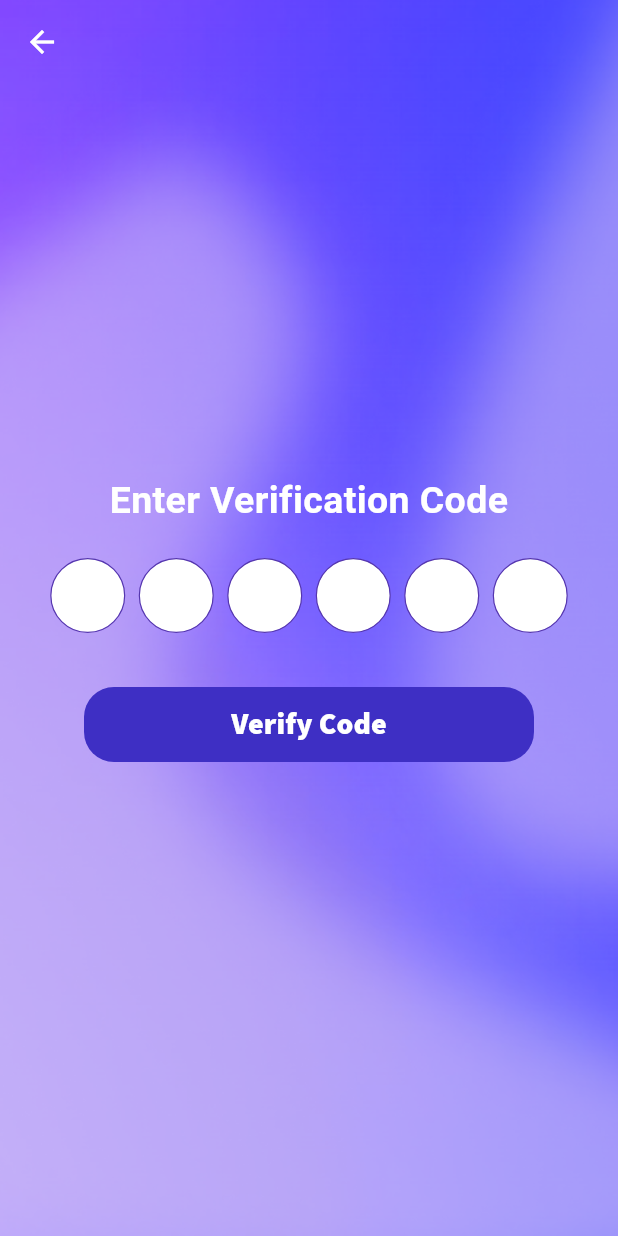
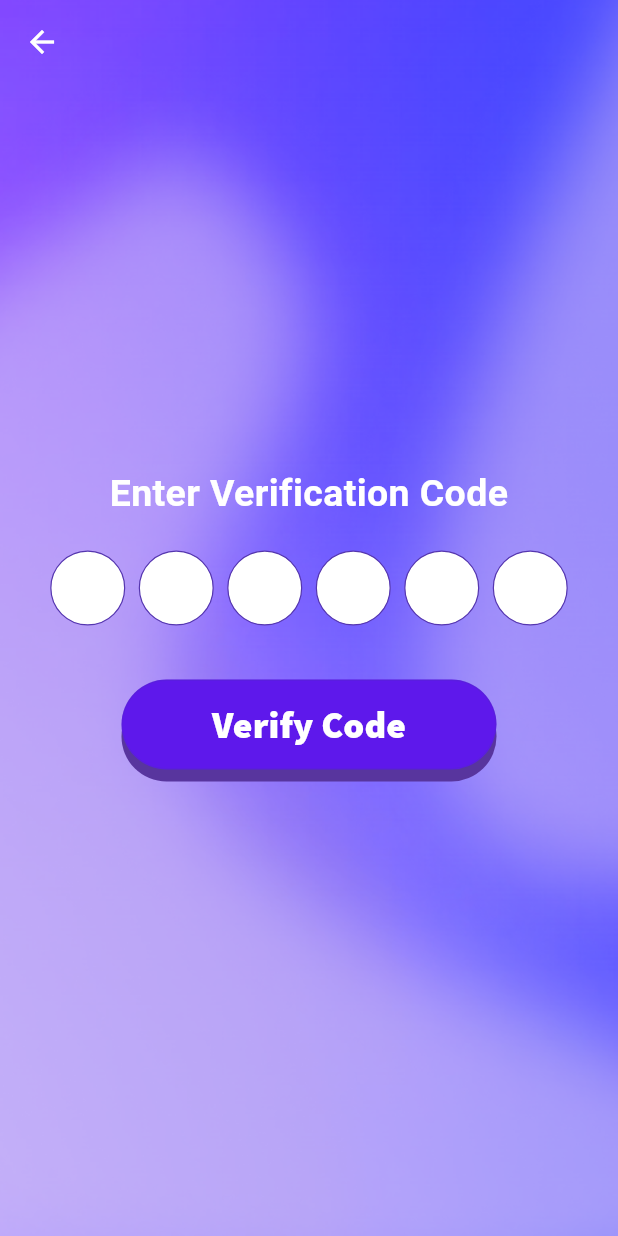
Before and after one commit to Mohamed-Amara/CoinWaFront-KMA-Q125, a Flutter app: the VerificationCodePage screen opened directly with empty values, on a phone screen of 412 x 824 dp. Run offline on Flutter 3.47's test engine with Material 3 defaults, Android fonts, the phone set to English and light mode, and no system bars; drawn by our look-alikes of pin_code_fields; our stand-ins replace animated_text_kit, audioplayers, confetti, dotted_border, flutter_secure_storage, jwt_decoder and 5 more; accounts and stored records are empty; network calls fail; Roboto replaces fonts that are missing (SourceSans); project files that could hold a hidden picture were left out.

Commit message:
added ui changes to verification and reset password page

```diff
--- a/lib/Login-Logout/verification_code_page.dart
+++ b/lib/Login-Logout/verification_code_page.dart
@@ -2,7 +2,6 @@ import 'package:flutter/material.dart';
 import 'package:pin_code_fields/pin_code_fields.dart';
 import 'package:flutter_application_1/Backend-Service/auth_service.dart';
 import 'reset_password_page.dart';
-
 
 class VerificationCodePage extends StatefulWidget {
   final String email;
@@ -83,11 +82,13 @@ class _VerificationCodePageState extends State<VerificationCodePage> {
           },
         ),
       ),
-      backgroundColor: Colors.transparent, // Make background transparent to show the image
+      backgroundColor:
+          Colors.transparent, // Make background transparent to show the image
       body: Container(
         decoration: const BoxDecoration(
           image: DecorationImage(
-            image: AssetImage('assets/Im_Not_New.png'), // Set your background image here
+            image: AssetImage(
+                'assets/Im_Not_New.png'), // Set your background image here
             fit: BoxFit.cover,
           ),
         ),
@@ -108,7 +109,6 @@ class _VerificationCodePageState extends State<VerificationCodePage> {
                   ),
                 ),
                 const SizedBox(height: 20),
-
                 SizedBox(
                   width: 350,
                   child: PinCodeTextField(
@@ -122,11 +122,13 @@ class _VerificationCodePageState extends State<VerificationCodePage> {
                       fieldHeight: 50,
                       fieldWidth: 55, // Keep spacing
                       borderWidth: 0.8, // Make it thinner
-                      inactiveColor: Color.fromARGB(255, 85, 54, 175), // Lighter gray for a softer look
+                      inactiveColor: Color.fromARGB(
+                          255, 85, 54, 175), // Lighter gray for a softer look
                       activeColor: Color.fromARGB(255, 85, 54, 175),
                       selectedColor: Color.fromARGB(255, 85, 54, 175),
-                      inactiveFillColor: Colors.white, // Slightly transparent white
-                      activeFillColor:Colors.white,
+                      inactiveFillColor:
+                          Colors.white, // Slightly transparent white
+                      activeFillColor: Colors.white,
                       selectedFillColor: Colors.white,
                     ),
                     animationDuration: const Duration(milliseconds: 300),
@@ -136,43 +138,61 @@ class _VerificationCodePageState extends State<VerificationCodePage> {
                     keyboardType: TextInputType.number,
                   ),
                 ),
-
-
-
-
                 const SizedBox(height: 20),
-
                 if (_isLoading)
                   const CircularProgressIndicator()
                 else
                   Container(
-                    width: 300,
-                    height: 50,
+                    padding:
+                        EdgeInsets.zero, // Remove padding to avoid misalignment
+                    width: 250,
+                    height: 60,
                     decoration: BoxDecoration(
-                      color: Color.fromARGB(255, 62, 47, 196),
-                      borderRadius: BorderRadius.circular(20.0),
+                      border: Border.all(
+                        color: const Color.fromARGB(45, 72, 51, 166),
+                        width: 1,
                       ),
+                      color: const Color.fromARGB(255, 94, 24, 235),
+                      borderRadius: BorderRadius.circular(30), // Rounded edges
+                      boxShadow: const [
+                        BoxShadow(
+                          color:
+                              Color.fromARGB(255, 88, 53, 158), // Shadow color
+                          offset: Offset(0, 8), // Shadow position
+                          blurRadius: 0, // No blur
+                        ),
+                      ],
+                    ),
+                    child: Center(
+                      // Ensures button content is centered
                       child: ElevatedButton(
                         onPressed: _verifyCode,
                         style: ElevatedButton.styleFrom(
-                        backgroundColor: Colors.transparent,
-                        shadowColor: Colors.transparent,
+                          minimumSize: const Size(
+                              100, 50), // Adjusted height for better centering
+                          backgroundColor: Colors
+                              .transparent, // Transparent to show background
+                          shadowColor:
+                              Colors.transparent, // Remove default shadow
                           shape: RoundedRectangleBorder(
-                          borderRadius: BorderRadius.circular(20.0),
+                            borderRadius: BorderRadius.circular(30),
                           ),
                         ),
-                      child: const Text(
-                        'Verify Code',
+                        child: const Center(
+                          // Ensures text is centered
+                          child: Text(
+                            "Verify Code",
                             style: TextStyle(
                               color: Colors.white,
-                          fontSize: 20,
+                              fontSize: 25,
+                              fontWeight: FontWeight.bold,
                               fontFamily: 'Source',
-                          fontWeight: FontWeight.bold,
                             ),
                           ),
                         ),
                       ),
-
+                    ),
+                  ),
                 if (_message != null) ...[
                   const SizedBox(height: 20),
                   Text(
```
Also changed, not shown: lib/Login-Logout/reset_password_page.dart (+39 -12 lines), lib/Login-Logout/verify_email.dart (+39 -17 lines). Lines whose indentation alone changed are shown as unchanged.
